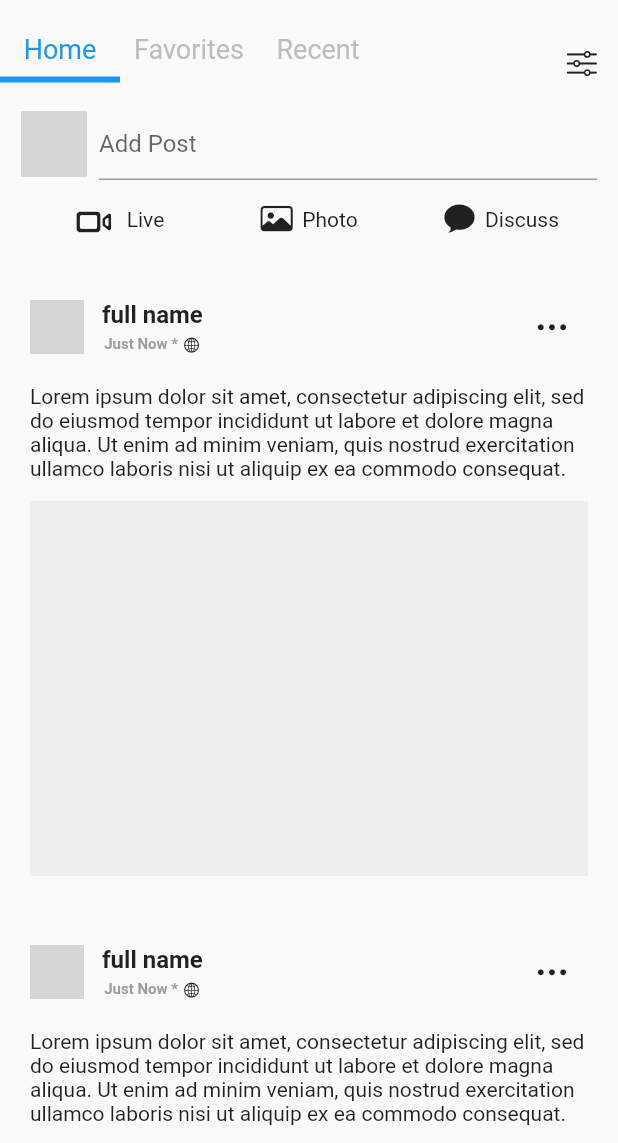
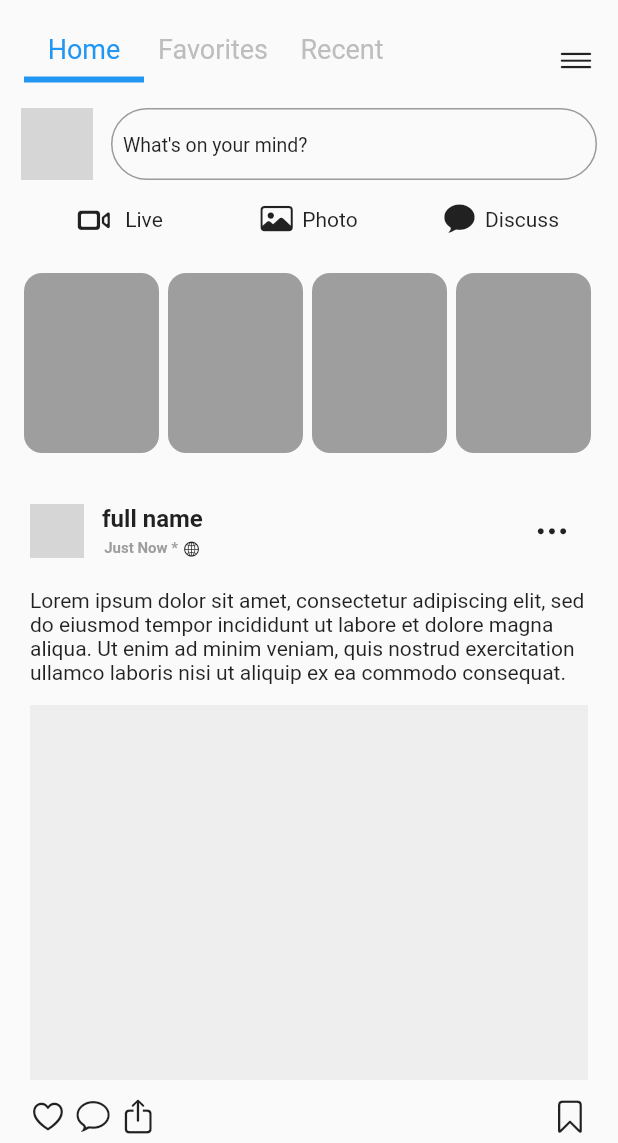
Before and after one commit to elounimedamine/Facebook-Application, a Flutter app: the Homepage screen opened directly, on a phone screen of 412 x 824 dp, the part 93-1236 px from its top. Run offline on Flutter 3.47's test engine with Material 2 defaults, Android fonts, the phone set to English and light mode, and no system bars; network calls fail; grey boxes are pictures that could not be loaded.

Commit message:
Fourth Commit

```diff
--- a/lib/pages/core/homepage.dart
+++ b/lib/pages/core/homepage.dart
@@ -3,6 +3,7 @@ import 'package:summer_cump_project_2022/widgets/add_post.dart';
 import 'package:summer_cump_project_2022/widgets/custom_header.dart';
 import 'package:summer_cump_project_2022/widgets/home_tabs.dart';
 import 'package:summer_cump_project_2022/widgets/post_widget.dart';
+import 'package:summer_cump_project_2022/widgets/stories.dart';
 
 class Homepage extends StatefulWidget {
   const Homepage({Key? key}) : super(key: key);
@@ -25,6 +26,7 @@ class _HomepageState extends State<Homepage> {
           //Add post
           const AddPost(),
           //Stories view
+          const Stories(),
           //Posts list
           ListView.builder(
               itemCount: 17,
@@ -32,7 +34,11 @@ class _HomepageState extends State<Homepage> {
               scrollDirection: Axis.vertical,
               physics: const NeverScrollableScrollPhysics(),
               itemBuilder: (context, index) {
-                return const PostWidget();
+                return PostWidget(
+                  bookmarkPost: () {
+                    //....
+                  },
+                );
               })
         ]),
       )),
--- /dev/null
+++ b/lib/utils/temp_data.dart
@@ -0,0 +1,8 @@
+class TempData {
+  static const String userAvatarURL =
+      "https://randomuser.me/api/portraits/men/67.jpg";
+
+  static const String username = "Jane Doe";
+  static const String email = "jane@mail.com";
+  static const String handle = "@jane.d";
+}
--- a/lib/widgets/add_post.dart
+++ b/lib/widgets/add_post.dart
@@ -1,5 +1,6 @@
 import 'package:flutter/cupertino.dart';
 import 'package:flutter/material.dart';
+import 'package:summer_cump_project_2022/utils/temp_data.dart';
 
 TextEditingController _postCtrl = TextEditingController();
 
@@ -8,29 +9,42 @@ class AddPost extends StatelessWidget {
 
   @override
   Widget build(BuildContext context) {
-    return Container(
+    return InkWell(
+      onTap: () {},
+      child: Container(
         padding: const EdgeInsets.all(14),
         child: Column(children: [
           Row(
             children: [
               const CircleAvatar(
-              radius: 22,
-              foregroundImage: NetworkImage(
-                  "https://randomuser.me/api/portraits/men/67.jpg"),
+                radius: 24,
+                foregroundImage: NetworkImage(TempData.userAvatarURL),
               ),
               const SizedBox(
-              width: 8,
+                width: 12,
               ),
               Expanded(
                 child: TextField(
                   controller: _postCtrl,
-                decoration: const InputDecoration(hintText: "Add Post"),
+                  //readOnly: true,
+                  decoration: const InputDecoration(
+                      hintText: "What's on your mind?",
+                      hintStyle: TextStyle(fontSize: 13, color: Colors.black87),
+                      contentPadding: EdgeInsets.symmetric(horizontal: 8),
+                      focusedBorder: OutlineInputBorder(
+                        borderRadius: BorderRadius.all(Radius.circular(30)),
+                        borderSide: BorderSide(color: Colors.black87),
+                      ),
+                      border: OutlineInputBorder(
+                        borderRadius: BorderRadius.all(Radius.circular(30)),
+                        borderSide: BorderSide(color: Colors.black87),
+                      )),
                 ),
               )
             ],
           ),
           const SizedBox(height: 12),
-        Container(
+          SizedBox(
             height: 28,
             child: Row(
               crossAxisAlignment: CrossAxisAlignment.center,
@@ -41,7 +55,7 @@ class AddPost extends StatelessWidget {
                       mainAxisAlignment: MainAxisAlignment.center,
                       children: const [
                         Icon(CupertinoIcons.video_camera,
-                          color: Colors.black87, size: 32),
+                            color: Colors.black87, size: 30),
                         SizedBox(width: 6),
                         Text('Live'),
                       ],
@@ -72,6 +86,7 @@ class AddPost extends StatelessWidget {
             ),
           ),
         ]),
+      ),
     );
   }
 }
--- a/lib/widgets/home_tabs.dart
+++ b/lib/widgets/home_tabs.dart
@@ -1,5 +1,6 @@
 import 'package:flutter/cupertino.dart';
 import 'package:flutter/material.dart';
+import 'package:summer_cump_project_2022/pages/core/profile.dart';
 
 class HomeTabs extends StatefulWidget {
   const HomeTabs({Key? key}) : super(key: key);
@@ -14,12 +15,25 @@ class _HomeTabsState extends State<HomeTabs> {
   @override
   Widget build(BuildContext context) {
     return Container(
+      padding: const EdgeInsets.symmetric(horizontal: 16),
       height: 36.0,
       width: double.infinity,
       child: Row(
+        mainAxisAlignment: MainAxisAlignment.spaceBetween,
         crossAxisAlignment: CrossAxisAlignment.center,
         children: [
           ListView.separated(
+            // InkResponse(
+            //   onTap(){
+            //     Navigator.push(context, MaterialPageRoute(builder: (context) => const ProfileScreen()));
+            //   },
+            //   radius: 20,
+            //   child: const Icon(
+            //     CupertinoIcons.line_horizontal_3,
+            //     size: 24,
+            //     color: Colors.black87,
+            //   ),
+            // ),
             itemBuilder: (context, index) {
               return InkWell(
                 onTap: () {
@@ -42,13 +56,51 @@ class _HomeTabsState extends State<HomeTabs> {
             physics: const NeverScrollableScrollPhysics(),
           ),
           const Spacer(),
-          IconButton(
-              onPressed: () {},
-              icon: const Icon(
-                CupertinoIcons.slider_horizontal_3,
+          InkResponse(
+              onTap: () {
+                Navigator.push(
+                    context,
+                    MaterialPageRoute(
+                        builder: (context) => const ProfileScreen()));
+              },
+              radius: 20,
+              child: const Icon(
+                CupertinoIcons.line_horizontal_3,
+                size: 24,
                 color: Colors.black87,
               )),
         ],
+        // children: [
+        //   ListView.separated(
+        //     itemBuilder: (context, index) {
+        //       return InkWell(
+        //         onTap: () {
+        //           setState(() {
+        //             _currentIndex = index;
+        //           });
+        //         },
+        //         child: CustomTab(
+        //             currentIndex: _currentIndex,
+        //             index: index,
+        //             tabtitle: _tabs[index]),
+        //       );
+        //     },
+        //     separatorBuilder: (context, index) {
+        //       return const SizedBox(width: 6.0);
+        //     },
+        //     itemCount: _tabs.length,
+        //     shrinkWrap: true,
+        //     scrollDirection: Axis.horizontal,
+        //     physics: const NeverScrollableScrollPhysics(),
+        //   ),
+        // const Spacer(),
+        // IconButton(
+        //     onPressed: () {},
+        //     icon: const Icon(
+        //       CupertinoIcons.slider_horizontal_3,
+        //       color: Colors.black87,
+        //     )),
+        // ],
       ),
     );
   }
--- a/lib/widgets/post_widget.dart
+++ b/lib/widgets/post_widget.dart
@@ -2,7 +2,8 @@ import 'package:flutter/cupertino.dart';
 import 'package:flutter/material.dart';
 
 class PostWidget extends StatelessWidget {
-  const PostWidget({Key? key}) : super(key: key);
+  final Function bookmarkPost;
+  const PostWidget({Key? key, required this.bookmarkPost}) : super(key: key);
 
   @override
   Widget build(BuildContext context) {
@@ -10,10 +11,13 @@ class PostWidget extends StatelessWidget {
       margin: const EdgeInsets.all(8),
       padding: const EdgeInsets.all(12),
       child: Column(
-        children: const [
-          UserMetaData(),
-          SizedBox(height: 14),
-          PostBody(),
+        children: [
+          const UserMetaData(),
+          const SizedBox(height: 14),
+          const PostBody(),
+          PostActions(
+            bookmarkPost: bookmarkPost,
+          ),
         ],
       ),
     );
@@ -86,3 +90,40 @@ class PostBody extends StatelessWidget {
     );
   }
 }
+
+class PostActions extends StatefulWidget {
+  final Function bookmarkPost;
+  const PostActions({Key? key, required this.bookmarkPost}) : super(key: key);
+
+  @override
+  State<PostActions> createState() => _PostActionsState();
+}
+
+class _PostActionsState extends State<PostActions> {
+  @override
+  Widget build(BuildContext context) {
+    return Container(
+      margin: const EdgeInsets.only(top: 12),
+      child: Row(
+        children: [
+          InkResponse(onTap: () {}, child: const Icon(CupertinoIcons.heart)),
+          const SizedBox(
+            width: 6,
+          ),
+          InkResponse(
+              onTap: () {}, child: const Icon(CupertinoIcons.chat_bubble)),
+          const SizedBox(
+            width: 6,
+          ),
+          InkResponse(onTap: () {}, child: const Icon(CupertinoIcons.share_up)),
+          const Spacer(),
+          InkResponse(
+              onTap: () {
+                widget.bookmarkPost;
+              },
+              child: const Icon(CupertinoIcons.bookmark)),
+        ],
+      ),
+    );
+  }
+}
--- /dev/null
+++ b/lib/widgets/stories.dart
@@ -0,0 +1,49 @@
+import 'package:flutter/cupertino.dart';
+import 'package:flutter/material.dart';
+import 'package:flutter/src/foundation/key.dart';
+import 'package:flutter/src/widgets/framework.dart';
+
+class Stories extends StatefulWidget {
+  const Stories({Key? key}) : super(key: key);
+
+  @override
+  State<Stories> createState() => _StoriesState();
+}
+
+class _StoriesState extends State<Stories> {
+  @override
+  Widget build(BuildContext context) {
+    return Container(
+      margin: const EdgeInsets.symmetric(vertical: 8, horizontal: 16),
+      height: 120,
+      child: ListView.builder(
+          itemCount: 9,
+          shrinkWrap: true,
+          scrollDirection: Axis.horizontal,
+          itemBuilder: (context, index) {
+            return const Story();
+          }),
+    );
+  }
+}
+
+class Story extends StatefulWidget {
+  const Story({Key? key}) : super(key: key);
+
+  @override
+  State<Story> createState() => _StoryState();
+}
+
+class _StoryState extends State<Story> {
+  @override
+  Widget build(BuildContext context) {
+    return Container(
+        margin: const EdgeInsets.only(right: 6),
+        height: 110,
+        width: 90,
+        decoration: const BoxDecoration(
+          borderRadius: BorderRadius.all(Radius.circular(12)),
+          color: Colors.grey,
+        ));
+  }
+}
```
Also changed, not shown: lib/pages/auth/login.dart (+22 -6 lines), lib/pages/core/profile.dart (added, +80 -0 lines), lib/widgets/rounded_border_button.dart (added, +44 -0 lines), lib/pages/core/discussion.dart (added), lib/pages/core/messenger.dart (added), lib/splash.dart (added), lib/widgets/stories_widget.dart (added). Lines whose indentation alone changed are shown as unchanged.
